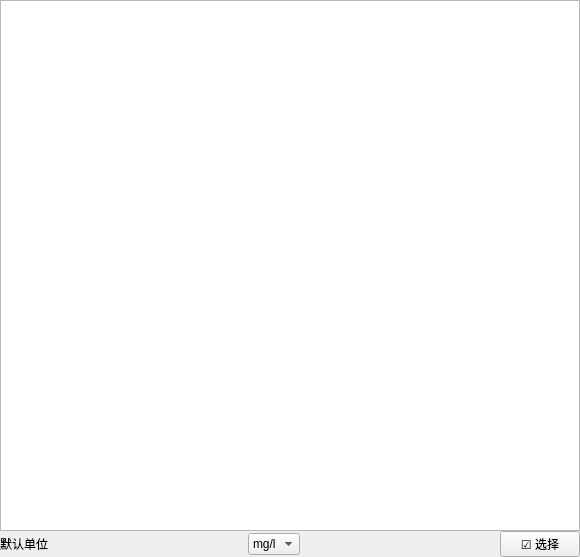
Above: src/config_ui/qt/src/config/ui/variant_edit/ve_unitset.ui from eth-from-zero/qzy-environmental-monitoring before the change. Below: the same form after it.
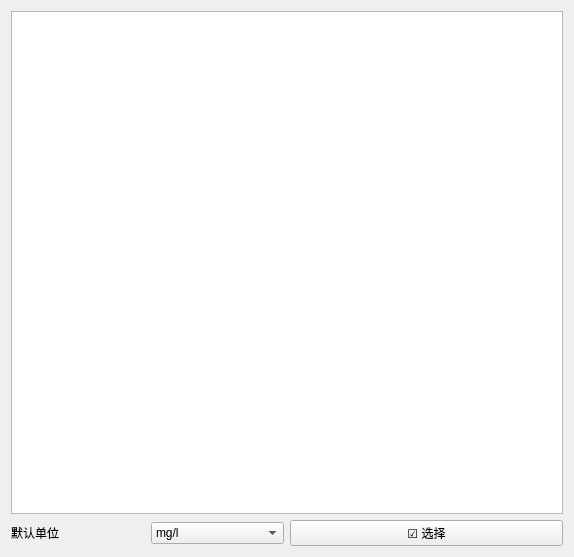
That is the form after the change.

The edit to the form file:
```diff
--- a/src/config_ui/qt/src/config/ui/variant_edit/ve_unitset.ui
+++ b/src/config_ui/qt/src/config/ui/variant_edit/ve_unitset.ui
@@ -13,30 +13,12 @@
   <property name="windowTitle">
    <string>Form</string>
   </property>
-  <layout class="QVBoxLayout" name="verticalLayout" stretch="9,1">
-   <property name="spacing">
-    <number>0</number>
-   </property>
-   <property name="leftMargin">
-    <number>0</number>
-   </property>
-   <property name="topMargin">
-    <number>0</number>
-   </property>
-   <property name="rightMargin">
-    <number>0</number>
-   </property>
-   <property name="bottomMargin">
-    <number>0</number>
-   </property>
+  <layout class="QVBoxLayout" name="verticalLayout">
    <item>
     <widget class="QListView" name="lv"/>
    </item>
    <item>
     <layout class="QHBoxLayout" name="horizontalLayout_2">
-     <property name="spacing">
-      <number>200</number>
-     </property>
      <item>
       <layout class="QHBoxLayout" name="horizontalLayout">
        <item>
```
